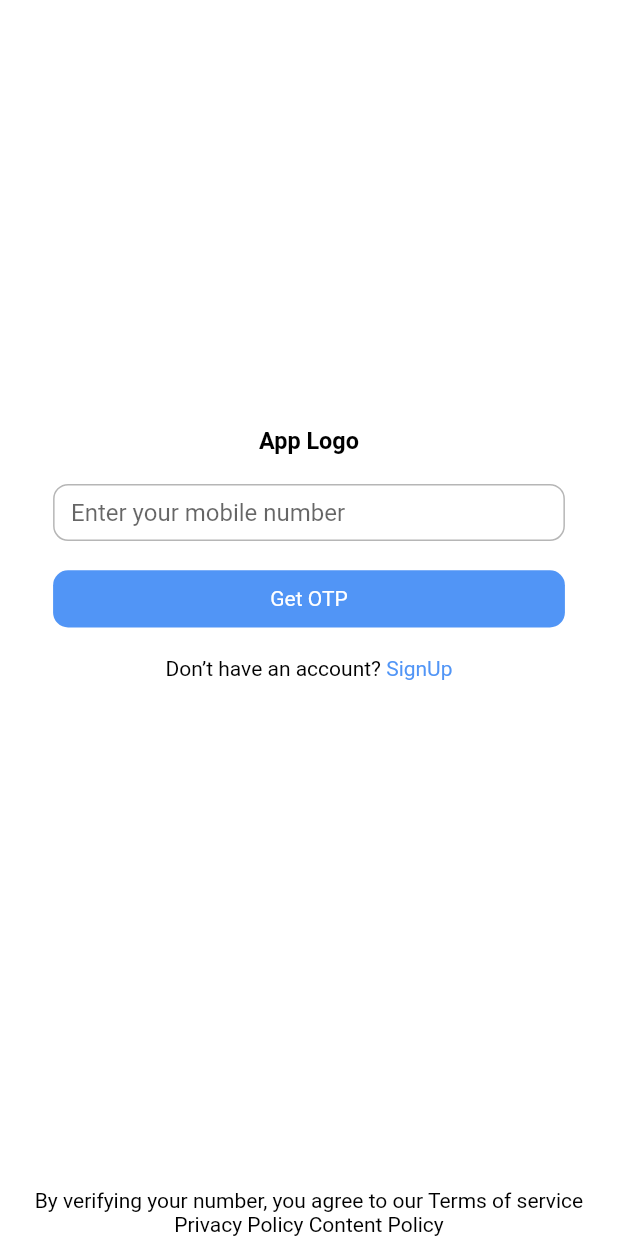
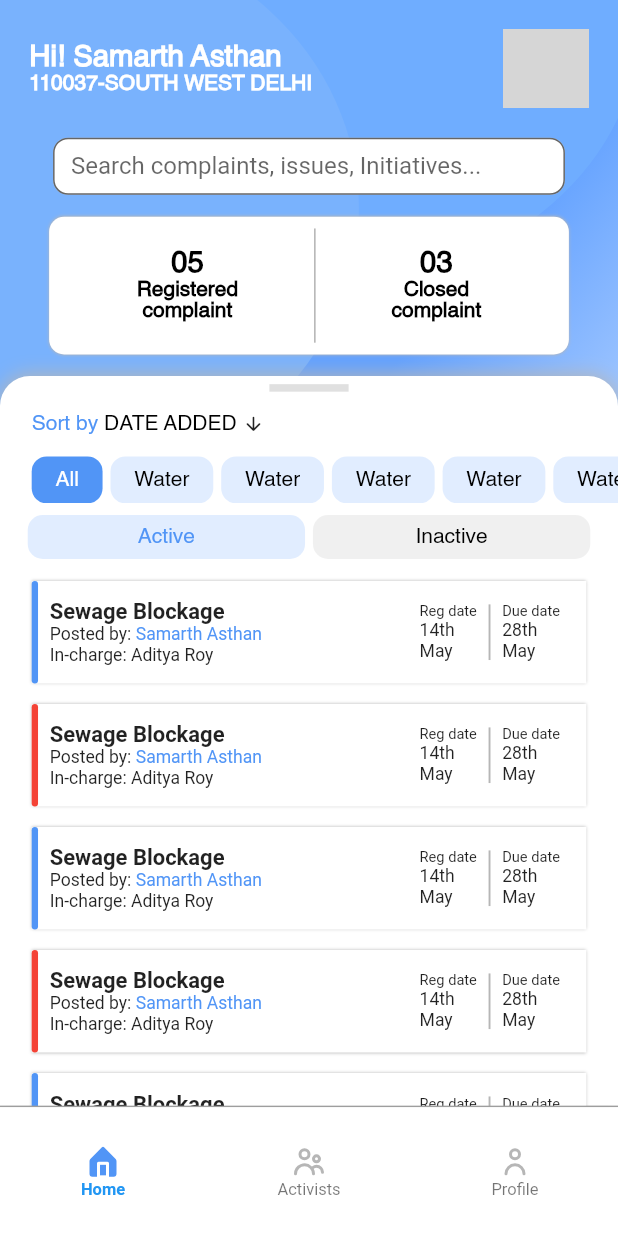
Before and after one commit to samarthasthan/public_issue_app, a Flutter app: the screen it shows after launch, on a phone screen of 412 x 824 dp. Run offline on Flutter 3.47's test engine with Material 2 defaults, Android fonts, the phone set to English and light mode, and no system bars; our stand-ins replace flutter_screenutil, flutter_svg; network calls fail; grey boxes are pictures that could not be loaded.

Commit message:
HomePage done

```diff
--- a/app/lib/constants.dart
+++ b/app/lib/constants.dart
@@ -7,6 +7,7 @@ const appBarColor = Colors.white;
 
 // Custom colors
 const primaryColor = Color(0xff5195F6);
+const lightPrimaryColor = Color(0xffE1EDFF);
 const greyColor = Color(0xffB6B6B6);
 const backgroundColor = Colors.white;
 const whiteColor = Colors.white;
--- a/app/lib/main.dart
+++ b/app/lib/main.dart
@@ -1,4 +1,5 @@
-import 'package:app/views/authentication/loginScreen.dart';
+import 'package:app/constants.dart';
+import 'package:app/views/mainMenu.dart';
 import 'package:flutter/material.dart';
 import 'package:flutter_screenutil/flutter_screenutil.dart';
 
@@ -16,9 +17,15 @@ class App extends StatelessWidget {
       minTextAdapt: true,
       splitScreenMode: true,
       builder: (context, child) {
-        return const MaterialApp(
+        return MaterialApp(
           debugShowCheckedModeBanner: false,
-          home: LoginScreen(),
+          theme: ThemeData(
+            inputDecorationTheme: const InputDecorationTheme(
+              filled: true, //<-- SEE HERE
+              fillColor: whiteColor, //<-- SEE HERE
+            ),
+          ),
+          home: MainMenu(),
         );
       },
     );
--- a/app/lib/views/authentication/signupScreen.dart
+++ b/app/lib/views/authentication/signupScreen.dart
@@ -1,3 +1,4 @@
+import 'package:app/views/homeScreen.dart';
 import 'package:app/views/widgets/buttons/basicButton.dart';
 import 'package:app/views/widgets/textfields/basicTextField.dart';
 import 'package:app/views/widgets/texts/heading.dart';
@@ -64,7 +65,17 @@ class SignupScreen extends StatelessWidget {
             SizedBox(
               height: paddingHeight,
             ),
-            BasicButton(buttonText: "Submit"),
+            GestureDetector(
+              child: BasicButton(buttonText: "Submit"),
+              onTap: () {
+                Navigator.push(
+                  context,
+                  MaterialPageRoute(
+                    builder: (context) => HomeScreen(),
+                  ),
+                );
+              },
+            ),
             SizedBox(
               height: paddingHeight,
             ),
--- /dev/null
+++ b/app/lib/views/homeScreen.dart
@@ -0,0 +1,457 @@
+// ignore_for_file: must_be_immutable
+
+import 'package:app/constants.dart';
+import 'package:app/views/widgets/textfields/basicTextField.dart';
+import 'package:app/views/widgets/texts/heading.dart';
+import 'package:app/views/widgets/texts/paragraph.dart';
+import 'package:flutter/material.dart';
+import 'package:flutter_screenutil/flutter_screenutil.dart';
+import 'package:flutter_svg/svg.dart';
+
+class HomeScreen extends StatelessWidget {
+  HomeScreen({super.key});
+
+  DraggableScrollableController sheetController =
+      DraggableScrollableController();
+
+  @override
+  Widget build(BuildContext context) {
+    return Scaffold(
+      backgroundColor: whiteColor,
+      body: Stack(children: [
+        LayoutBuilder(
+          builder: (BuildContext context, BoxConstraints constraints) {
+            return SizedBox(
+              height: (constraints.maxHeight / 2).h,
+              child: const Column(
+                children: [TopWidgets()],
+              ),
+            );
+          },
+        ),
+        DraggableScrollableSheet(
+          initialChildSize: 0.66,
+          minChildSize: 0.66,
+          maxChildSize: 1,
+          controller: sheetController,
+          builder: ((context, scrollController) {
+            return SafeArea(
+              child: Container(
+                decoration: const BoxDecoration(
+                  color: Colors.white,
+                  borderRadius: BorderRadius.only(
+                      topLeft: Radius.circular(20),
+                      topRight: Radius.circular(20)),
+                  boxShadow: [
+                    BoxShadow(
+                        color: greyColor, //New
+                        blurRadius: 10.0,
+                        offset: Offset(0, 0))
+                  ],
+                ),
+                child: Stack(
+                  alignment: AlignmentDirectional.topCenter,
+                  children: [
+                    ListView.builder(
+                        controller: scrollController,
+                        itemCount: 1,
+                        itemBuilder: (context, index) {
+                          return const SheetWidgets();
+                        }),
+                    SizedBox(
+                      width: 50.w,
+                      child: const Divider(
+                        thickness: 5,
+                      ),
+                    ),
+                  ],
+                ),
+              ),
+            );
+          }),
+        )
+      ]),
+    );
+  }
+}
+
+class SheetWidgets extends StatelessWidget {
+  const SheetWidgets({
+    super.key,
+  });
+
+  @override
+  Widget build(BuildContext context) {
+    return Column(
+      children: [
+        Padding(
+          padding: EdgeInsets.only(top: 25.h, right: 20.w, left: 20.w),
+          child: Row(
+            children: [
+              Paragraph(
+                  text: "Sort by",
+                  textColor: primaryColor,
+                  isCenterAlign: false,
+                  isBold: false),
+              Paragraph(
+                  text: " DATE ADDED ",
+                  textColor: blackColor,
+                  isCenterAlign: false,
+                  isBold: false),
+              Icon(
+                Icons.arrow_downward_rounded,
+                size: 15.sp,
+              ),
+            ],
+          ),
+        ),
+        SizedBox(
+          height: 10.h,
+        ),
+        Padding(
+          padding: EdgeInsets.only(top: 5.h),
+          child: SizedBox(
+            height: 32.h,
+            child: ListView.builder(
+              shrinkWrap: true,
+              scrollDirection: Axis.horizontal,
+              itemCount: 10,
+              itemBuilder: (BuildContext context, int index) {
+                return Padding(
+                  padding: EdgeInsets.only(left: index == 0 ? 20.w : 5.w),
+                  child: Container(
+                    height: 30.h,
+                    decoration: BoxDecoration(
+                        color: index == 0 ? primaryColor : lightPrimaryColor,
+                        borderRadius: BorderRadius.circular(10)),
+                    child: Padding(
+                      padding: EdgeInsets.symmetric(horizontal: 15.w),
+                      child: Center(
+                        child: Paragraph(
+                            text: index == 0 ? 'All' : "Water",
+                            textColor: index == 0 ? whiteColor : blackColor,
+                            isCenterAlign: true,
+                            isBold: false),
+                      ),
+                    ),
+                  ),
+                );
+              },
+            ),
+          ),
+        ),
+        Padding(
+          padding: EdgeInsets.all(8.0.sp),
+          child: Row(
+            mainAxisAlignment: MainAxisAlignment.center,
+            children: [
+              Container(
+                height: 30.h,
+                width: 175.w,
+                decoration: BoxDecoration(
+                    color: lightPrimaryColor,
+                    borderRadius: BorderRadius.circular(10)),
+                child: Center(
+                  child: Paragraph(
+                      text: "Active",
+                      textColor: primaryColor,
+                      isCenterAlign: true,
+                      isBold: false),
+                ),
+              ),
+              SizedBox(
+                width: 5.w,
+              ),
+              Container(
+                height: 30.h,
+                width: 175.w,
+                decoration: BoxDecoration(
+                    color: greyColor.withOpacity(0.2),
+                    borderRadius: BorderRadius.circular(10)),
+                child: Center(
+                  child: Paragraph(
+                      text: "Inactive",
+                      textColor: blackColor,
+                      isCenterAlign: true,
+                      isBold: false),
+                ),
+              ),
+            ],
+          ),
+        ),
+        ListView.builder(
+            itemCount: 20,
+            shrinkWrap: true,
+            physics: const NeverScrollableScrollPhysics(),
+            itemBuilder: (context, index) {
+              return Padding(
+                padding: EdgeInsets.symmetric(vertical: 7.h, horizontal: 20.w),
+                child: Container(
+                  width: 323.w,
+                  height: 70.h,
+                  decoration: const BoxDecoration(
+                    color: whiteColor,
+                    boxShadow: [
+                      BoxShadow(
+                          color: greyColor, //New
+                          blurRadius: 1.0,
+                          offset: Offset(0, 0))
+                    ],
+                  ),
+                  child: Row(
+                    children: [
+                      Container(
+                        height: double.infinity,
+                        width: 4.w,
+                        decoration: BoxDecoration(
+                          color: (index % 2) == 0 ? primaryColor : Colors.red,
+                          borderRadius:
+                              const BorderRadius.all(Radius.circular(10)),
+                        ),
+                      ),
+                      Padding(
+                        padding: EdgeInsets.all(8.0.sp),
+                        child: Column(
+                          crossAxisAlignment: CrossAxisAlignment.start,
+                          mainAxisAlignment: MainAxisAlignment.center,
+                          children: [
+                            Text(
+                              'Sewage Blockage',
+                              style: TextStyle(
+                                  fontSize: 15.sp, fontWeight: FontWeight.bold),
+                            ),
+                            Row(
+                              children: [
+                                Text(
+                                  'Posted by: ',
+                                  style: TextStyle(
+                                    fontSize: 12.sp,
+                                  ),
+                                ),
+                                Text(
+                                  'Samarth Asthan',
+                                  style: TextStyle(
+                                      fontSize: 12.sp, color: primaryColor),
+                                ),
+                              ],
+                            ),
+                            Row(
+                              children: [
+                                Text(
+                                  'In-charge: ',
+                                  style: TextStyle(
+                                    fontSize: 12.sp,
+                                  ),
+                                ),
+                                Text(
+                                  'Aditya Roy',
+                                  style: TextStyle(
+                                    fontSize: 12.sp,
+                                  ),
+                                ),
+                              ],
+                            )
+                          ],
+                        ),
+                      ),
+                      const Spacer(),
+                      Padding(
+                        padding: EdgeInsets.all(8.0.sp),
+                        child: Row(
+                          children: [
+                            Column(
+                              crossAxisAlignment: CrossAxisAlignment.start,
+                              mainAxisAlignment: MainAxisAlignment.center,
+                              children: [
+                                Text(
+                                  'Reg date',
+                                  style: TextStyle(
+                                    fontSize: 10.sp,
+                                  ),
+                                ),
+                                Text(
+                                  '14th',
+                                  style: TextStyle(
+                                    fontSize: 12.sp,
+                                  ),
+                                ),
+                                Text(
+                                  'May',
+                                  style: TextStyle(
+                                    fontSize: 12.sp,
+                                  ),
+                                )
+                              ],
+                            ),
+                            Padding(
+                              padding: EdgeInsets.all(8.0.sp),
+                              child: Container(
+                                height: double.infinity,
+                                width: 1.2.w,
+                                color: greyColor,
+                              ),
+                            ),
+                            Column(
+                              crossAxisAlignment: CrossAxisAlignment.start,
+                              mainAxisAlignment: MainAxisAlignment.center,
+                              children: [
+                                Text(
+                                  'Due date',
+                                  style: TextStyle(
+                                    fontSize: 10.sp,
+                                  ),
+                                ),
+                                Text(
+                                  '28th',
+                                  style: TextStyle(
+                                    fontSize: 12.sp,
+                                  ),
+                                ),
+                                Text(
+                                  'May',
+                                  style: TextStyle(
+                                    fontSize: 12.sp,
+                                  ),
+                                )
+                              ],
+                            ),
+                          ],
+                        ),
+                      ),
+                      SizedBox(
+                        width: 10.sp,
+                      )
+                    ],
+                  ),
+                ),
+              );
+            })
+      ],
+    );
+  }
+}
+
+class TopWidgets extends StatelessWidget {
+  const TopWidgets({
+    super.key,
+  });
+
+  @override
+  Widget build(BuildContext context) {
+    return Stack(
+      children: [
+        SvgPicture.asset(
+          'assets/bigAppBarBackground.svg',
+          width: 390.w,
+          height: 360.h,
+          fit: BoxFit.cover,
+        ),
+        SafeArea(
+          child: Padding(
+            padding: EdgeInsets.all(20.sp),
+            child: Column(
+              children: [
+                Row(
+                  mainAxisAlignment: MainAxisAlignment.spaceBetween,
+                  children: [
+                    Column(
+                      crossAxisAlignment: CrossAxisAlignment.start,
+                      children: [
+                        Heading(
+                            text: "Hi! Samarth Asthan",
+                            textColor: whiteColor,
+                            isCenterAlign: false,
+                            isBold: true),
+                        Paragraph(
+                            text: "110037-SOUTH WEST DELHI",
+                            textColor: whiteColor,
+                            isCenterAlign: false,
+                            isBold: true),
+                      ],
+                    ),
+                    SizedBox(
+                      height: 54.h,
+                      width: 54.w,
+                      child: ClipRRect(
+                        borderRadius: BorderRadius.circular(100),
+                        child: Image.network(
+                          'https://pikwizard.com/pw/small/39573f81d4d58261e5e1ed8f1ff890f6.jpg',
+                          fit: BoxFit.cover,
+                        ),
+                      ),
+                    )
+                  ],
+                ),
+                SizedBox(
+                  height: paddingHeight,
+                ),
+                BasicTextField(
+                    hintText: 'Search complaints, issues, Initiatives...'),
+                SizedBox(
+                  height: 15.h,
+                ),
+                Container(
+                  height: 94.h,
+                  width: 328.w,
+                  decoration: const BoxDecoration(
+                    color: whiteColor,
+                    borderRadius: BorderRadius.all(Radius.circular(10)),
+                    boxShadow: [
+                      BoxShadow(
+                          color: greyColor, //New
+                          blurRadius: 1.0,
+                          offset: Offset(0, 0))
+                    ],
+                  ),
+                  child: Padding(
+                    padding: EdgeInsets.all(8.0.sp),
+                    child: Row(
+                      mainAxisAlignment: MainAxisAlignment.spaceEvenly,
+                      crossAxisAlignment: CrossAxisAlignment.center,
+                      children: [
+                        Column(
+                          mainAxisAlignment: MainAxisAlignment.center,
+                          children: [
+                            Heading(
+                                text: '05',
+                                textColor: blackColor,
+                                isCenterAlign: false,
+                                isBold: true),
+                            Paragraph(
+                                text: 'Registered\ncomplaint',
+                                textColor: blackColor,
+                                isCenterAlign: true,
+                                isBold: true)
+                          ],
+                        ),
+                        Container(
+                          width: 1.w,
+                          color: greyColor,
+                        ),
+                        Column(
+                          mainAxisAlignment: MainAxisAlignment.center,
+                          children: [
+                            Heading(
+                                text: '03',
+                                textColor: blackColor,
+                                isCenterAlign: false,
+                                isBold: true),
+                            Paragraph(
+                                text: 'Closed\ncomplaint',
+                                textColor: blackColor,
+                                isCenterAlign: true,
+                                isBold: true)
+                          ],
+                        )
+                      ],
+                    ),
+                  ),
+                )
+              ],
+            ),
+          ),
+        ),
+      ],
+    );
+  }
+}
--- /dev/null
+++ b/app/lib/views/mainMenu.dart
@@ -0,0 +1,103 @@
+import 'package:app/constants.dart';
+import 'package:app/views/homeScreen.dart';
+
+import 'package:flutter/material.dart';
+import 'package:flutter_svg/flutter_svg.dart';
+
+import 'package:flutter_screenutil/flutter_screenutil.dart';
+
+class MainMenu extends StatefulWidget {
+  const MainMenu({Key? key}) : super(key: key);
+
+  @override
+  // ignore: library_private_types_in_public_api
+  _MainMenuState createState() => _MainMenuState();
+}
+
+class _MainMenuState extends State<MainMenu>
+    with AutomaticKeepAliveClientMixin {
+  int _currentIndex = 0;
+
+  @override
+  Widget build(BuildContext context) {
+    super.build(context);
+    return Scaffold(
+      body: IndexedStack(
+        index: _currentIndex,
+        children: [HomeScreen(), HomeScreen(), HomeScreen()],
+      ),
+      bottomNavigationBar: Container(
+        decoration:
+            BoxDecoration(border: Border(top: BorderSide(color: Colors.grey))),
+        height: 89.h,
+        child: BottomNavigationBar(
+          type: BottomNavigationBarType.fixed,
+          backgroundColor: whiteColor,
+          elevation: 0,
+          selectedFontSize: 11.0,
+          unselectedFontSize: 11.0,
+          showSelectedLabels: true,
+          showUnselectedLabels: true,
+          selectedLabelStyle: const TextStyle(fontWeight: FontWeight.bold),
+          currentIndex: _currentIndex,
+          onTap: (int index) => setState(() => _currentIndex = index),
+          items: [
+            BottomNavigationBarItem(
+                icon: SvgPicture.asset(
+                  'assets/icons/home-outline.svg',
+                  colorFilter: const ColorFilter.mode(
+                    greyColor,
+                    BlendMode.srcIn,
+                  ),
+                ),
+                activeIcon: SvgPicture.asset(
+                  'assets/icons/home.svg',
+                  colorFilter: const ColorFilter.mode(
+                    primaryColor,
+                    BlendMode.srcIn,
+                  ),
+                ),
+                label: 'Home'),
+            BottomNavigationBarItem(
+                icon: SvgPicture.asset(
+                  'assets/icons/people-outline.svg',
+                  colorFilter: const ColorFilter.mode(
+                    greyColor,
+                    BlendMode.srcIn,
+                  ),
+                ),
+                activeIcon: SvgPicture.asset(
+                  'assets/icons/people.svg',
+                  colorFilter: const ColorFilter.mode(
+                    primaryColor,
+                    BlendMode.srcIn,
+                  ),
+                ),
+                label: 'Activists'),
+            BottomNavigationBarItem(
+                icon: SvgPicture.asset(
+                  'assets/icons/person-outline.svg',
+                  colorFilter: const ColorFilter.mode(
+                    greyColor,
+                    BlendMode.srcIn,
+                  ),
+                ),
+                activeIcon: SvgPicture.asset(
+                  'assets/icons/person.svg',
+                  colorFilter: const ColorFilter.mode(
+                    primaryColor,
+                    BlendMode.srcIn,
+                  ),
+                ),
+                label: 'Profile'),
+          ],
+        ),
+      ),
+    );
+  }
+
+  @override
+  // ignore: todo
+  // TODO: implement wantKeepAlive
+  bool get wantKeepAlive => true;
+}
--- a/app/lib/views/widgets/textfields/basicTextField.dart
+++ b/app/lib/views/widgets/textfields/basicTextField.dart
@@ -16,11 +16,19 @@ class BasicTextField extends StatelessWidget {
       width: utilsWidth,
       child: TextField(
         textAlignVertical: TextAlignVertical.bottom,
+        cursorColor: primaryColor,
         decoration: InputDecoration(
           hintText: hintText,
-          enabledBorder: OutlineInputBorder(
+          focusedBorder: OutlineInputBorder(
             borderSide:
                 const BorderSide(width: 1, color: greyColor), //<-- SEE HERE
+            borderRadius: BorderRadius.circular(10.0),
+          ),
+          border: OutlineInputBorder(
+            borderSide: const BorderSide(
+              width: 1,
+              color: greyColor,
+            ), //<-- SEE HERE
             borderRadius: BorderRadius.circular(10.0),
           ),
         ),
--- a/app/lib/views/widgets/texts/heading.dart
+++ b/app/lib/views/widgets/texts/heading.dart
@@ -22,7 +22,8 @@ class Heading extends StatelessWidget {
       text,
       style: TextStyle(
           color: textColor,
-          fontSize: 16.sp,
+          fontSize: 20.sp,
+          fontFamily: 'Helvetica',
           fontWeight: isBold ? FontWeight.bold : FontWeight.normal),
       textAlign: isCenterAlign ? TextAlign.center : TextAlign.start,
     );
--- a/app/lib/views/widgets/texts/paragraph.dart
+++ b/app/lib/views/widgets/texts/paragraph.dart
@@ -21,6 +21,7 @@ class Paragraph extends StatelessWidget {
       text,
       style: TextStyle(
           color: textColor,
+          fontFamily: 'Helvetica',
           fontWeight: isBold ? FontWeight.bold : FontWeight.normal),
       textAlign: isCenterAlign ? TextAlign.center : TextAlign.start,
     );
```
Also changed, not shown: app/pubspec.yaml (+12 -9 lines), app/assets/bigAppBarBackground.svg (added), app/assets/fonts/helvetica.ttf (added), app/assets/icons/home-outline.svg (added), app/assets/icons/home.svg (added), app/assets/icons/people-outline.svg (added), app/assets/icons/people.svg (added), app/assets/icons/person-outline.svg (added), app/assets/icons/person.svg (added), app/assets/smallAppBarBackground.svg (added), 12 other files.
